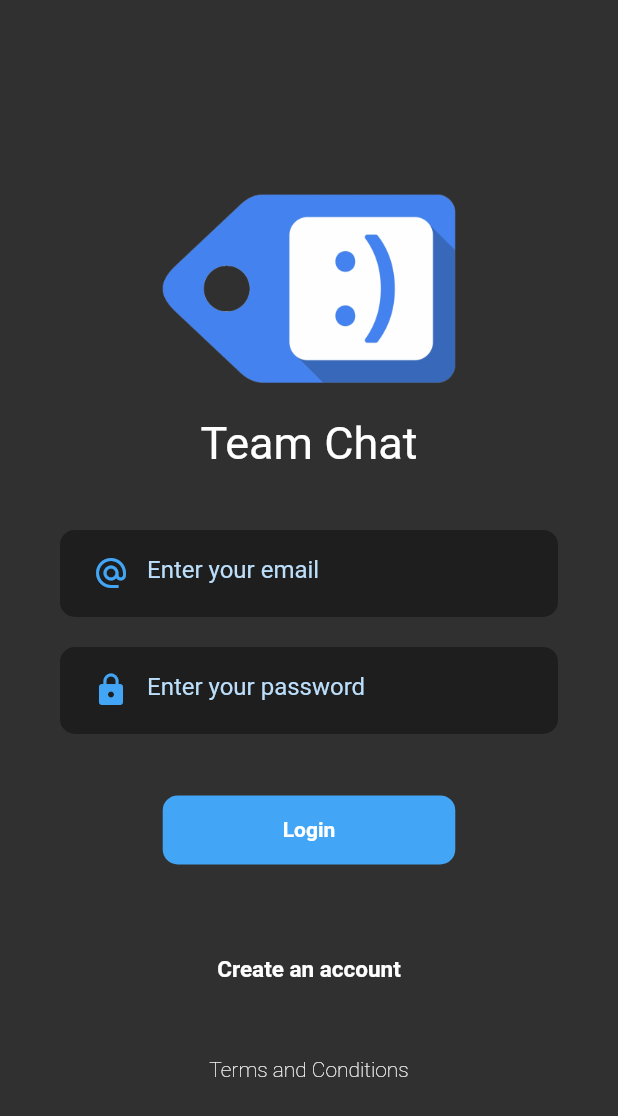
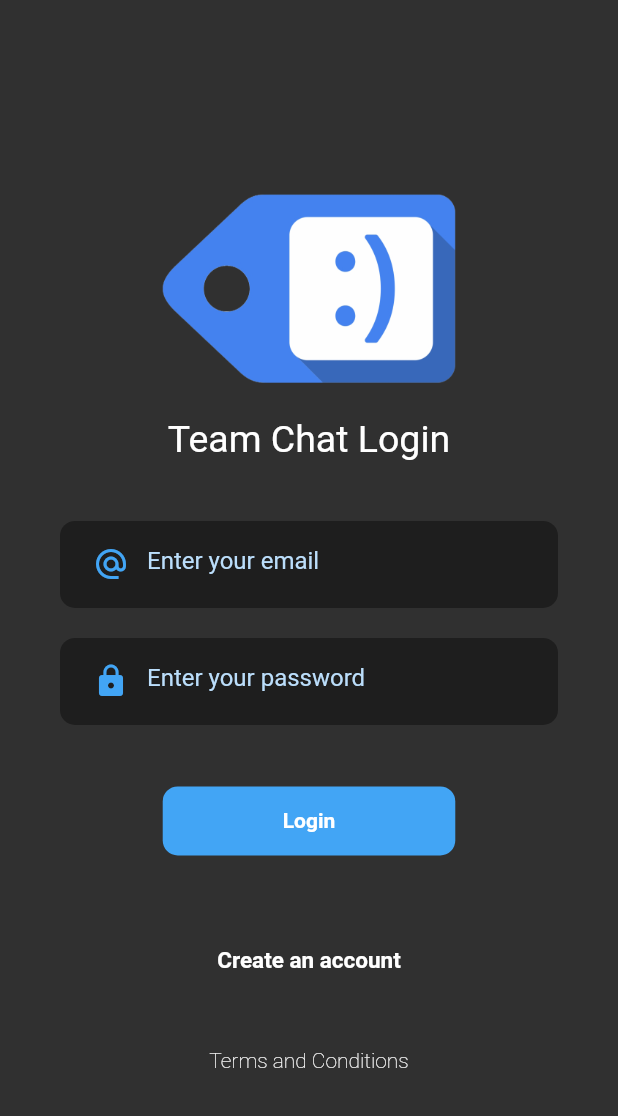
Before and after one commit to juanfranciscocis/Team_Chat, a Flutter app: the screen it shows after launch, on a phone screen of 412 x 824 dp. Shown: the top 1116 px of the screen. Run offline on Flutter 3.47's test engine with Material 2 defaults, Android fonts, the light colour scheme and no system bars.

Commit message:
REGISTER DESIGN FINISHED

```diff
--- a/lib/screens/login_screen.dart
+++ b/lib/screens/login_screen.dart
@@ -14,11 +14,13 @@ class LoginScreen extends StatelessWidget{
           mainAxisAlignment: MainAxisAlignment.spaceBetween,
           children: [
 
-            Logo(), // MAIN LOGO
+            Logo(title: "Team Chat Login",), // MAIN LOGO
 
             _Form(),
 
-            Labels(),
+            Labels(
+              title: 'Create an account',
+              screen: 'register',),
 
             SizedBox(height: 50,),
             Text('Terms and Conditions', style: TextStyle(fontWeight: FontWeight.w200),),
--- a/lib/screens/register_screen.dart
+++ b/lib/screens/register_screen.dart
@@ -1,4 +1,7 @@
 import 'package:flutter/material.dart';
+
+import '../widgets/widgets.dart';
+
 
 class RegisterScreen extends StatelessWidget{
   const RegisterScreen({Key? key}) : super(key: key);
@@ -6,9 +9,100 @@ class RegisterScreen extends StatelessWidget{
   @override
   Widget build(BuildContext context) {
     return Scaffold(
-      body: Center(
-        child: Text('RegisterScreen'),
+      body: SingleChildScrollView(
+        child: Column(
+          mainAxisAlignment: MainAxisAlignment.spaceBetween,
+          children: [
+
+            Logo(title: "TeamChat Register"), // MAIN LOGO
+
+            _Form(),
+
+            Labels(
+              title: 'Login',
+              screen: 'login',),
+
+            SizedBox(height: 50,),
+            Text('Terms and Conditions', style: TextStyle(fontWeight: FontWeight.w200),),
+
+
+
+
+
+          ],
+        ),
       ),
     );
   }
 }
+
+
+
+
+class _Form extends StatefulWidget {
+  const _Form({
+    Key? key,
+  }) : super(key: key);
+
+  @override
+  State<_Form> createState() => _FormState();
+}
+
+class _FormState extends State<_Form> {
+
+  final nameCtrl = TextEditingController();
+  final emailCtrl = TextEditingController();
+  final passCtrl = TextEditingController();
+
+
+  @override
+  Widget build(BuildContext context) {
+    return Padding(
+      padding: const EdgeInsets.all(40),
+      child: Container(
+        child: Column(
+            children:[
+
+              CustomInputWidget(
+                icon: Icons.person,
+                placeholder: 'Enter your name',
+                textController: nameCtrl,
+                keyboardType: TextInputType.text,
+                isPassword: false,
+              ),
+
+              SizedBox(height: 20,),
+
+              CustomInputWidget(
+                icon: Icons.alternate_email,
+                placeholder: 'Enter your email',
+                textController: emailCtrl,
+                keyboardType: TextInputType.emailAddress,
+                isPassword: false,
+              ),
+
+              SizedBox(height: 20,),
+
+              CustomInputWidget(
+                icon: Icons.lock,
+                placeholder: 'Enter your password',
+                textController: passCtrl,
+                keyboardType: TextInputType.visiblePassword,
+                isPassword: true,
+              ),
+
+              SizedBox(height: 40,),
+
+              //TODO: CREATE BUTTON
+              MaterialButton(
+                  child: login_button(text: 'Register'),
+                  onPressed: (){
+                    print(emailCtrl.text);
+                    print(passCtrl.text);
+                  })
+            ]
+        ),
+      ),
+    );
+  }
+}
--- a/lib/widgets/login_widgets/label_login_widget.dart
+++ b/lib/widgets/login_widgets/label_login_widget.dart
@@ -1,18 +1,31 @@
 
 import 'package:flutter/material.dart';
 class Labels extends StatelessWidget {
+
+  final String screen;
+  final String title;
+
+
   const Labels({
     Key? key,
+    required this.screen,
+    required this.title,
   }) : super(key: key);
 
   @override
   Widget build(BuildContext context) {
-    return Container(
-      child: Column(
-        children: [
-          SizedBox(height: 20),
-          Text('Create an account', style: TextStyle(color: Colors.white, fontSize: 15, fontWeight: FontWeight.bold)),
-        ],
+    return GestureDetector(
+      onTap: () {
+        print('Register');
+        Navigator.pushReplacementNamed(context, '/${this.screen}');
+      },
+      child: Container(
+        child: Column(
+          children: [
+            SizedBox(height: 20),
+            Text(this.title, style: TextStyle(color: Colors.white, fontSize: 15, fontWeight: FontWeight.bold)),
+          ],
+        ),
       ),
     );
   }
--- a/lib/widgets/login_widgets/login_logo_widget.dart
+++ b/lib/widgets/login_widgets/login_logo_widget.dart
@@ -2,8 +2,12 @@
 import 'package:flutter/material.dart';
 
 class Logo extends StatelessWidget {
+
+  final String title;
+
   const Logo({
     Key? key,
+    required this.title,
   }) : super(key: key);
 
   @override
@@ -12,12 +16,11 @@ class Logo extends StatelessWidget {
       child: Padding(
         padding: const EdgeInsets.only(top: 120),
         child: Container(
-          width: 200,
           child: Column(
             children: [
-              Image(image: AssetImage('assets/tag-logo.png')),
+              Image(image: AssetImage('assets/tag-logo.png'),width: 200,),
               SizedBox(height: 20),
-              Text('Team Chat', style: TextStyle(fontSize: 30)),
+              Text(this.title, style: TextStyle(fontSize: 25)),
             ],
           ),
 
```
